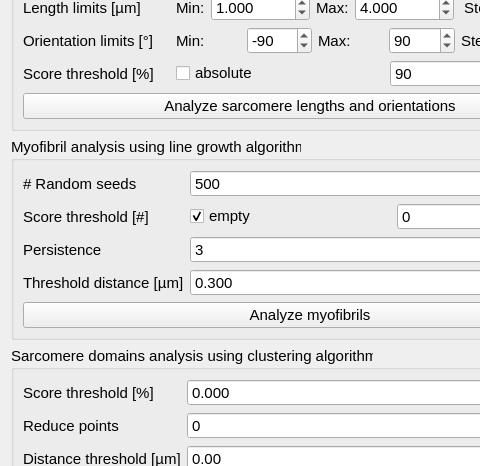
Above: sarcasm/app/ui-files/parameters_structure_analysis.ui from danihae/SarcAsM before the change; both pictures show x 0 to 480 and y 698 to 1164 of the 620 by 1449 pixel window. Below: the same form after it.
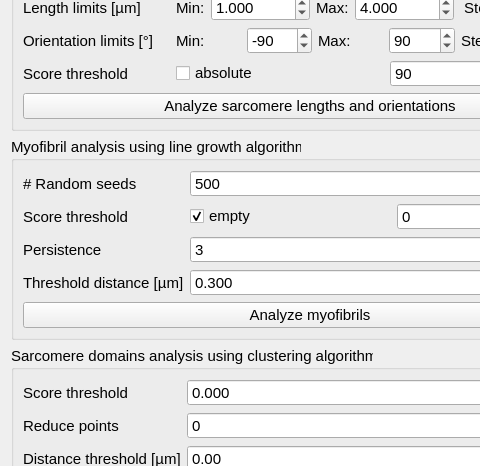
That is the form after the change.

Commit message: Fix sarcomere mask in GUI, adapt parameter types for score threshold

```diff
--- a/sarcasm/app/ui-files/parameters_structure_analysis.ui
+++ b/sarcasm/app/ui-files/parameters_structure_analysis.ui
@@ -601,7 +601,7 @@
          <string>Threshold score for clipping of length and orientation map</string>
         </property>
         <property name="text">
-         <string>Score threshold [%]</string>
+         <string>Score threshold</string>
         </property>
        </widget>
       </item>
@@ -686,7 +686,7 @@
          <string>Score threshold for random seeds </string>
         </property>
         <property name="text">
-         <string>Score threshold [#]</string>
+         <string>Score threshold</string>
         </property>
        </widget>
       </item>
@@ -798,7 +798,7 @@
          <string>Threshold (percentile of max_score distribution) for filtering points based on max_score</string>
         </property>
         <property name="text">
-         <string>Score threshold [%]</string>
+         <string>Score threshold</string>
         </property>
        </widget>
       </item>
```
The commit also changes 7 other files.
